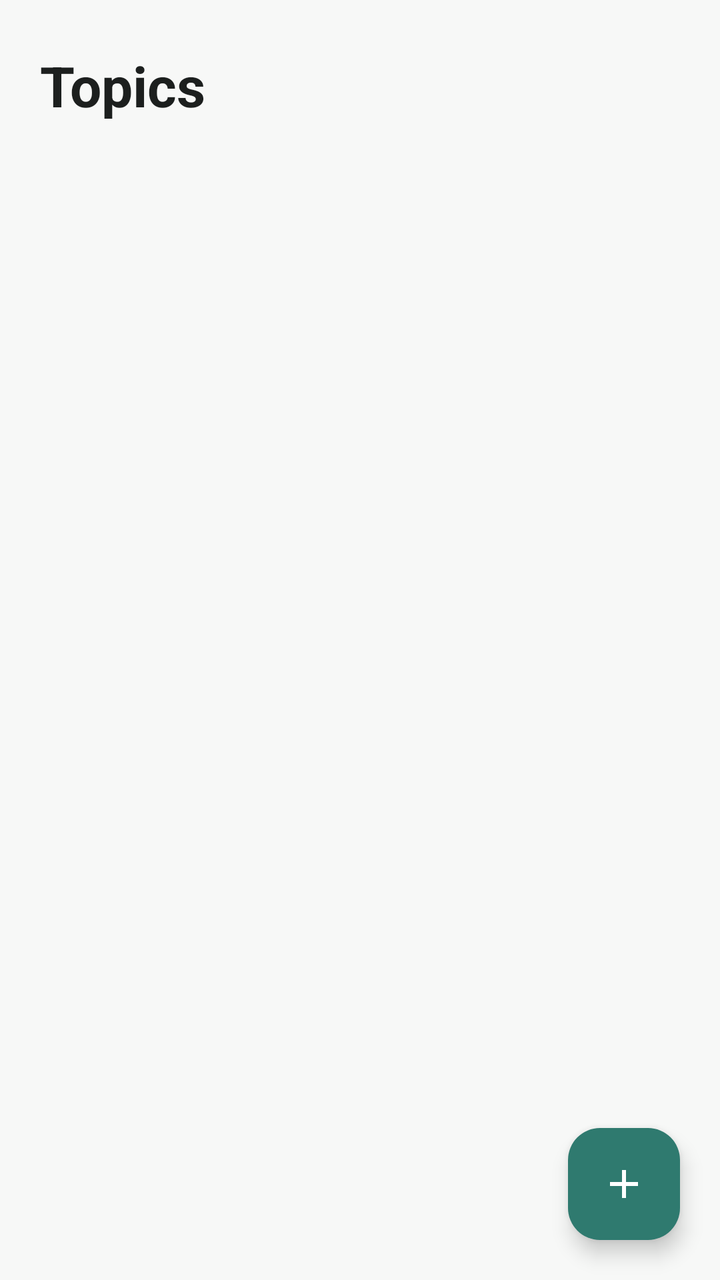
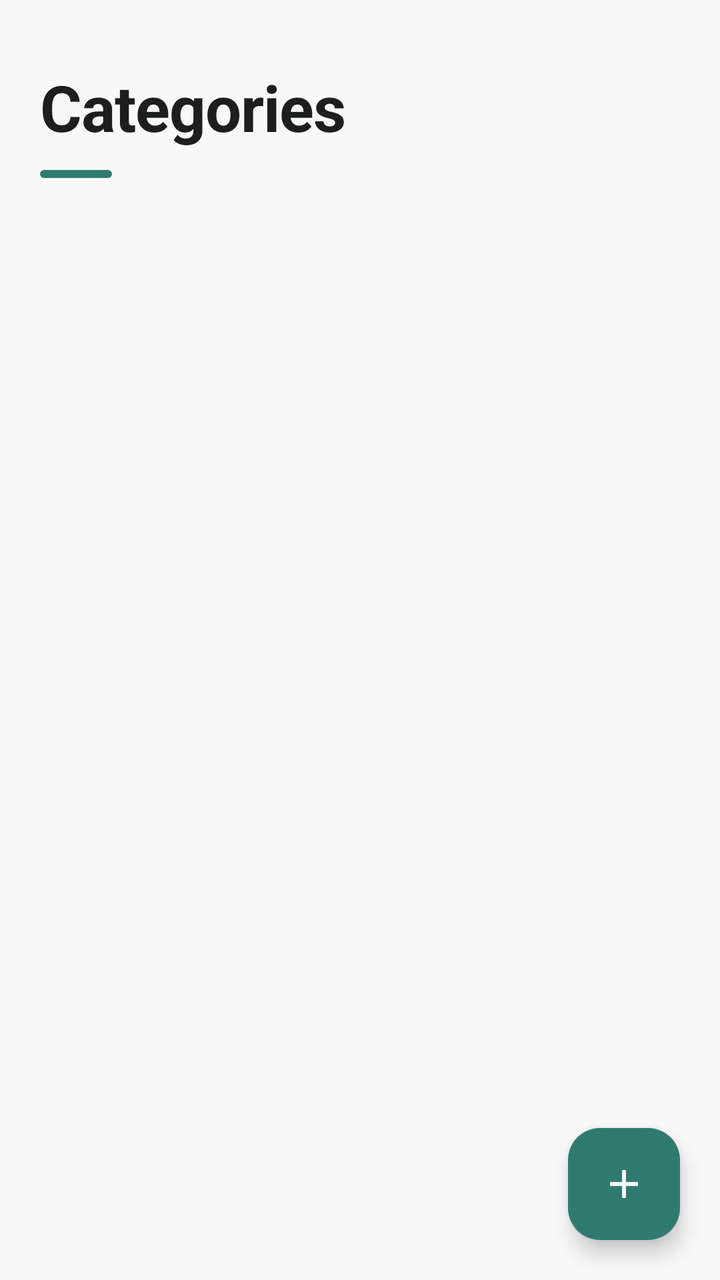

An Android layout rendered at two revisions. The XML below is the earlier revision; the diff shows what the commit changed to produce the second picture.
<!-- AndroidManifest.xml: application theme Theme.TodoList -->
<!-- res/layout/fragment_topics.xml -->
<?xml version="1.0" encoding="utf-8"?>
<androidx.coordinatorlayout.widget.CoordinatorLayout
    xmlns:android="http://schemas.android.com/apk/res/android"
    xmlns:app="http://schemas.android.com/apk/res-auto"
    android:layout_width="match_parent"
    android:layout_height="match_parent"
    android:background="@color/canvas_mist">

    <LinearLayout
        android:layout_width="match_parent"
        android:layout_height="match_parent"
        android:orientation="vertical">

        <TextView
            android:layout_width="wrap_content"
            android:layout_height="wrap_content"
            android:paddingHorizontal="20dp"
            android:paddingTop="24dp"
            android:text="@string/topics"
            android:textColor="@color/charcoal_ink"
            android:textSize="28sp"
            android:textStyle="bold" />

        <TextView
            android:id="@+id/count"
            android:layout_width="wrap_content"
            android:layout_height="wrap_content"
            android:paddingHorizontal="20dp"
            android:paddingBottom="12dp"
            android:fontFamily="monospace"
            android:textColor="@color/muted_steel"
            android:textSize="13sp" />

        <androidx.recyclerview.widget.RecyclerView
            android:id="@+id/rv_topics"
            android:layout_width="match_parent"
            android:layout_height="match_parent"
            android:clipToPadding="false"
            android:paddingBottom="88dp" />
    </LinearLayout>

    <com.google.android.material.floatingactionbutton.FloatingActionButton
        android:id="@+id/fab_add_topic"
        android:layout_width="wrap_content"
        android:layout_height="wrap_content"
        android:layout_gravity="bottom|end"
        android:layout_margin="20dp"
        android:contentDescription="@string/new_topic"
        android:src="@drawable/ic_add"
        app:backgroundTint="@color/muted_sage"
        app:tint="@color/pure_surface" />

</androidx.coordinatorlayout.widget.CoordinatorLayout>
<!-- resources referenced by this layout -->
<resources>
  <color name="canvas_mist">#F7F8F7</color>
  <color name="charcoal_ink">#1C1F1E</color>
  <color name="muted_sage">#2F7A6F</color>
  <color name="muted_steel">#6B7270</color>
  <color name="pure_surface">#FFFFFF</color>
  <!-- drawable ic_add (drawable) -->
  <vector xmlns:android="http://schemas.android.com/apk/res/android"
      android:width="24dp" android:height="24dp"
      android:viewportWidth="24" android:viewportHeight="24"
      android:tint="#FFFFFF">
      <path android:fillColor="@android:color/white"
          android:pathData="M19,13h-6v6h-2v-6H5v-2h6V5h2v6h6v2z"/>
  </vector>
  <string name="new_topic">New Topic</string>
  <string name="topics">Topics</string>
  <style name="Theme.TodoList" parent="Base.Theme.TodoList" />
  <style name="Base.Theme.TodoList" parent="Theme.Material3.DayNight.NoActionBar">
          
          
          <item name="colorPrimary">@color/muted_sage</item>
          <item name="colorOnPrimary">@color/pure_surface</item>
          <item name="android:colorBackground">@color/canvas_mist</item>
          <item name="colorSurface">@color/pure_surface</item>
          <item name="colorOnSurface">@color/charcoal_ink</item>
      </style>
</resources>

<!-- the commit's change to res/layout/fragment_topics.xml (unified diff, before → after) -->
@@ -12,24 +12,15 @@
         android:orientation="vertical">
 
         <TextView
-            android:layout_width="wrap_content"
-            android:layout_height="wrap_content"
-            android:paddingHorizontal="20dp"
-            android:paddingTop="24dp"
-            android:text="@string/topics"
-            android:textColor="@color/charcoal_ink"
-            android:textSize="28sp"
-            android:textStyle="bold" />
+            style="@style/ScreenTitle"
+            android:text="@string/topics" />
+
+        <View style="@style/ScreenTitleAccent" />
 
         <TextView
             android:id="@+id/count"
-            android:layout_width="wrap_content"
-            android:layout_height="wrap_content"
-            android:paddingHorizontal="20dp"
-            android:paddingBottom="12dp"
-            android:fontFamily="monospace"
-            android:textColor="@color/muted_steel"
-            android:textSize="13sp" />
+            style="@style/ScreenSubtitle"
+            android:paddingBottom="14dp" />
 
         <androidx.recyclerview.widget.RecyclerView
             android:id="@+id/rv_topics"
<!-- resource entries referenced after the edit -->
@@ -2,6 +2,13 @@
 <resources>
   <color name="canvas_mist">#F7F8F7</color>
   <color name="charcoal_ink">#1C1F1E</color>
+  <!-- drawable bg_accent_bar (drawable) -->
+  <?xml version="1.0" encoding="utf-8"?>
+  <shape xmlns:android="http://schemas.android.com/apk/res/android"
+      android:shape="rectangle">
+      <corners android:radius="2dp" />
+      <solid android:color="@color/muted_sage" />
+  </shape>
   <color name="muted_sage">#2F7A6F</color>
   <color name="muted_steel">#6B7270</color>
   <color name="pure_surface">#FFFFFF</color>
@@ -13,8 +20,34 @@
       <path android:fillColor="@android:color/white"
           android:pathData="M19,13h-6v6h-2v-6H5v-2h6V5h2v6h6v2z"/>
   </vector>
-  <string name="new_topic">New Topic</string>
-  <string name="topics">Topics</string>
+  <string name="new_topic">New Category</string>
+  <string name="topics">Categories</string>
+  <style name="ScreenSubtitle">
+          <item name="android:layout_width">wrap_content</item>
+          <item name="android:layout_height">wrap_content</item>
+          <item name="android:paddingHorizontal">20dp</item>
+          <item name="android:paddingTop">8dp</item>
+          <item name="android:fontFamily">monospace</item>
+          <item name="android:textColor">@color/muted_steel</item>
+          <item name="android:textSize">13sp</item>
+      </style>
+  <style name="ScreenTitle">
+          <item name="android:layout_width">wrap_content</item>
+          <item name="android:layout_height">wrap_content</item>
+          <item name="android:paddingHorizontal">20dp</item>
+          <item name="android:paddingTop">32dp</item>
+          <item name="android:textColor">@color/charcoal_ink</item>
+          <item name="android:textSize">32sp</item>
+          <item name="android:textStyle">bold</item>
+          <item name="android:letterSpacing">-0.01</item>
+      </style>
+  <style name="ScreenTitleAccent">
+          <item name="android:layout_width">36dp</item>
+          <item name="android:layout_height">4dp</item>
+          <item name="android:layout_marginStart">20dp</item>
+          <item name="android:layout_marginTop">10dp</item>
+          <item name="android:background">@drawable/bg_accent_bar</item>
+      </style>
   <style name="Theme.TodoList" parent="Base.Theme.TodoList" />
   <style name="Base.Theme.TodoList" parent="Theme.Material3.DayNight.NoActionBar">
           
